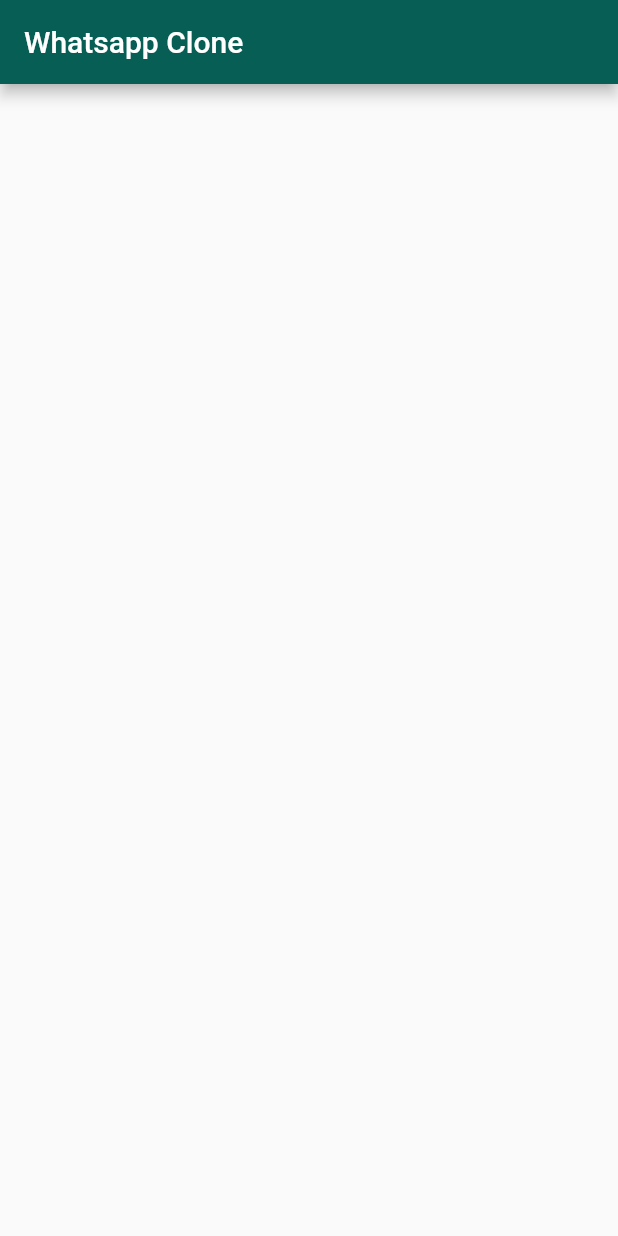
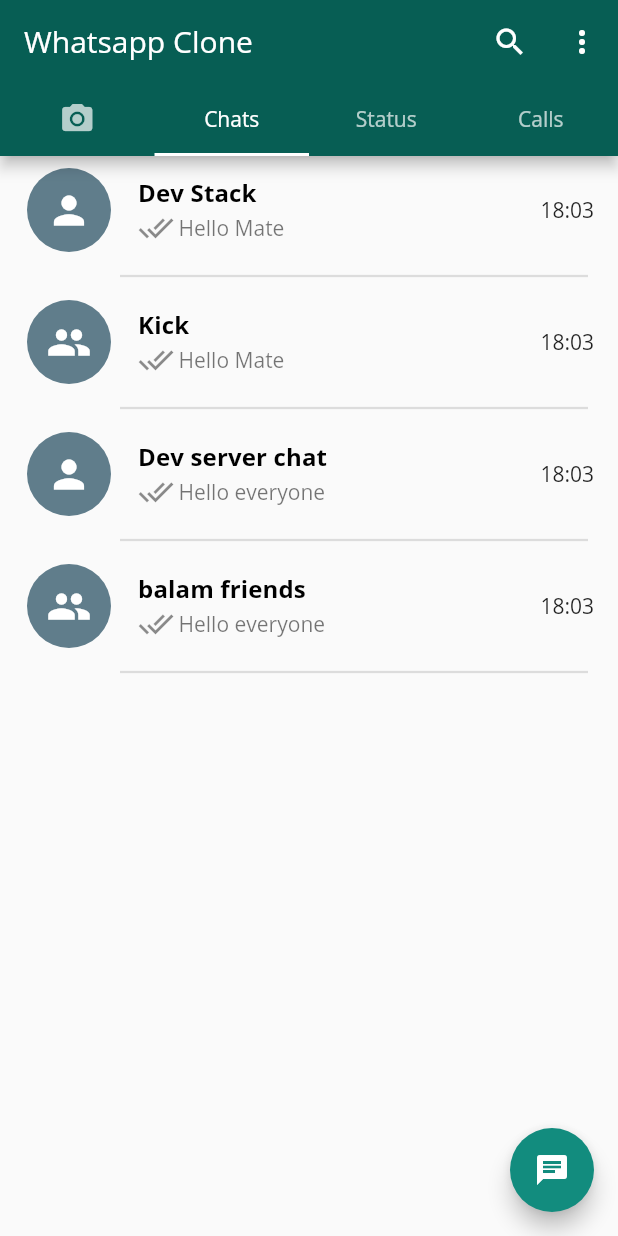
Before and after one commit to thiagothg/whatsapp_clone, a Flutter app: the screen it shows after launch, on a phone screen of 412 x 824 dp. Run offline on Flutter 3.47's test engine with Material 2 defaults, Android fonts, the phone set to English and light mode, and no system bars; our stand-ins replace get.

Commit message:
Tela Home & Chat individual

```diff
--- /dev/null
+++ b/lib/models/chat_model.dart
@@ -0,0 +1,41 @@
+class ChatModel {
+  String name;
+  bool isGroup;
+  String time;
+  String currentMessage;
+  String icon;
+
+  ChatModel(
+      {required this.name,
+      required this.isGroup,
+      required this.time,
+      required this.currentMessage,
+      required this.icon});
+
+  static List<ChatModel> listChats() => [
+        ChatModel(
+            name: 'Dev Stack',
+            isGroup: false,
+            time: '4:00',
+            currentMessage: 'Hello Mate',
+            icon: ''),
+        ChatModel(
+            name: 'Kick',
+            isGroup: true,
+            time: '14:00',
+            currentMessage: 'Hello Mate',
+            icon: ''),
+        ChatModel(
+            name: 'Dev server chat',
+            isGroup: false,
+            time: '20:00',
+            currentMessage: 'Hello everyone',
+            icon: ''),
+        ChatModel(
+            name: 'balam friends',
+            isGroup: true,
+            time: '20:00',
+            currentMessage: 'Hello everyone',
+            icon: ''),
+      ];
+}
--- a/lib/pages/home_page.dart
+++ b/lib/pages/home_page.dart
@@ -1,4 +1,6 @@
 import 'package:flutter/material.dart';
+
+import 'tabs/chat/chat_page.dart';
 
 class HomeScreen extends StatefulWidget {
   const HomeScreen({Key? key}) : super(key: key);
@@ -7,13 +9,75 @@ class HomeScreen extends StatefulWidget {
   _HomeScreenState createState() => _HomeScreenState();
 }
 
-class _HomeScreenState extends State<HomeScreen> {
+class _HomeScreenState extends State<HomeScreen>
+    with SingleTickerProviderStateMixin {
+  TabController? tabController;
+
+  @override
+  void initState() {
+    tabController = TabController(length: 4, vsync: this, initialIndex: 1);
+    super.initState();
+  }
+
   @override
   Widget build(BuildContext context) {
     return Scaffold(
       appBar: AppBar(
         title: Text('Whatsapp Clone'),
-        actions: [],
+        actions: [
+          IconButton(onPressed: () {}, icon: Icon(Icons.search)),
+          PopupMenuButton(
+              icon: Icon(Icons.more_vert),
+              onSelected: (val) {
+                print(val);
+              },
+              itemBuilder: (_) {
+                return [
+                  PopupMenuItem(
+                    child: Text('New group'),
+                    value: 'new',
+                  ),
+                  PopupMenuItem(
+                    child: Text('New broadcast'),
+                    value: 'broad',
+                  ),
+                  PopupMenuItem(
+                    child: Text('Whatsapp web'),
+                    value: 'web',
+                  ),
+                  PopupMenuItem(
+                    child: Text('Starred messages'),
+                    value: 'starred',
+                  ),
+                  PopupMenuItem(
+                    child: Text('Settings'),
+                    value: 'set',
+                  ),
+                ];
+              })
+        ],
+        bottom: TabBar(
+          controller: tabController,
+          indicatorColor: Colors.white,
+          tabs: [
+            Tab(
+              icon: Icon(Icons.camera_alt),
+            ),
+            Tab(
+              text: 'Chats',
+            ),
+            Tab(
+              text: 'Status',
+            ),
+            Tab(
+              text: 'Calls',
+            ),
+          ],
+        ),
+      ),
+      body: TabBarView(
+        controller: tabController,
+        children: [Text('camera'), ChatPage(), Text('status'), Text('calls')],
       ),
     );
   }
--- /dev/null
+++ b/lib/pages/tabs/chat/chat_page.dart
@@ -0,0 +1,28 @@
+import 'package:flutter/material.dart';
+import 'package:whatsapp_clone/models/chat_model.dart';
+import 'package:whatsapp_clone/shared/custom-ui/custom_card.dart';
+
+class ChatPage extends StatefulWidget {
+  const ChatPage({Key? key}) : super(key: key);
+
+  @override
+  _ChatPageState createState() => _ChatPageState();
+}
+
+class _ChatPageState extends State<ChatPage> {
+  @override
+  Widget build(BuildContext context) {
+    return Scaffold(
+        floatingActionButton: FloatingActionButton(
+          onPressed: () {},
+          child: Icon(Icons.chat),
+        ),
+        body: ListView.builder(
+            itemCount: ChatModel.listChats().length,
+            itemBuilder: (_, index) {
+              return CustomCard(
+                chatModel: ChatModel.listChats()[index],
+              );
+            }));
+  }
+}
--- /dev/null
+++ b/lib/shared/custom-ui/custom_card.dart
@@ -0,0 +1,56 @@
+import 'package:flutter/material.dart';
+import 'package:get/get.dart';
+import 'package:whatsapp_clone/models/chat_model.dart';
+import 'package:whatsapp_clone/pages/tabs/chat/chat_person_page.dart';
+
+class CustomCard extends StatelessWidget {
+  final ChatModel chatModel;
+
+  const CustomCard({Key? key, required this.chatModel}) : super(key: key);
+
+  @override
+  Widget build(BuildContext context) {
+    return InkWell(
+      onTap: () {
+        Get.to(() => ChatPersonPage(
+              chatModel: chatModel,
+            ));
+      },
+      child: Column(
+        children: [
+          ListTile(
+            leading: CircleAvatar(
+              radius: 30,
+              child: Icon(
+                chatModel.isGroup ? Icons.group : Icons.person,
+                color: Colors.white,
+                size: 30,
+              ),
+              backgroundColor: Colors.blueGrey,
+            ),
+            title: Text(
+              '${chatModel.name}',
+              style: Theme.of(context).textTheme.subtitle2,
+            ),
+            subtitle: Row(
+              children: [
+                Icon(Icons.done_all),
+                SizedBox(
+                  width: 3,
+                ),
+                Text('${chatModel.currentMessage}')
+              ],
+            ),
+            trailing: Text('18:03'),
+          ),
+          Padding(
+            padding: EdgeInsets.only(left: 80, right: 20),
+            child: Divider(
+              thickness: 1.5,
+            ),
+          ),
+        ],
+      ),
+    );
+  }
+}
```
Also changed, not shown: lib/main.dart (+14 -6 lines), lib/pages/tabs/chat/chat_person_page.dart (added, +111 -0 lines).
